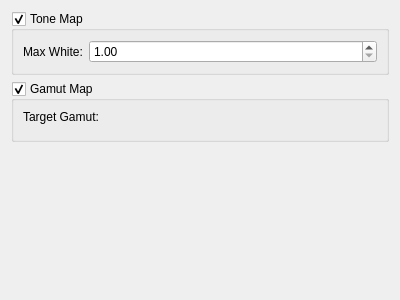
Qt form plugins/filters/tonegamutmap/kistonegamutmapwidget.ui (KDE/krita) before a commit.
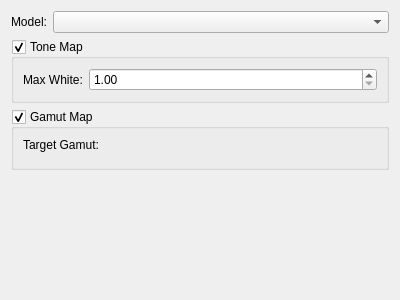
The same form after that commit. Custom widgets are drawn as their Qt base class.

Commit message:
Cleanup gamut mapping adjustments, implement ICtCp and OkLab gamut mapping.
The ICtCp and OkLAB gamut mapping are ad-hoc from XYZ. The tone mapping is still
happening in XYZ. I also implemented dE2000 for lab, but it doesn't seem to work
as expected, so I've disabled it for now.

There's now a dropdown to select the different base spaces, and the transforms
are now combined more efficiently.

```diff
--- a/plugins/filters/tonegamutmap/kistonegamutmapwidget.ui
+++ b/plugins/filters/tonegamutmap/kistonegamutmapwidget.ui
@@ -14,6 +14,27 @@
    <string>Form</string>
   </property>
   <layout class="QVBoxLayout" name="verticalLayout">
+   <item>
+    <layout class="QHBoxLayout" name="horizontalLayout">
+     <item>
+      <widget class="QLabel" name="label_3">
+       <property name="text">
+        <string>Model:</string>
+       </property>
+      </widget>
+     </item>
+     <item>
+      <widget class="QComboBox" name="cmbMappingModel">
+       <property name="sizePolicy">
+        <sizepolicy hsizetype="MinimumExpanding" vsizetype="Fixed">
+         <horstretch>0</horstretch>
+         <verstretch>0</verstretch>
+        </sizepolicy>
+       </property>
+      </widget>
+     </item>
+    </layout>
+   </item>
    <item>
     <widget class="QGroupBox" name="chkToneMap">
      <property name="title">
```
The commit also changes 5 other files.
